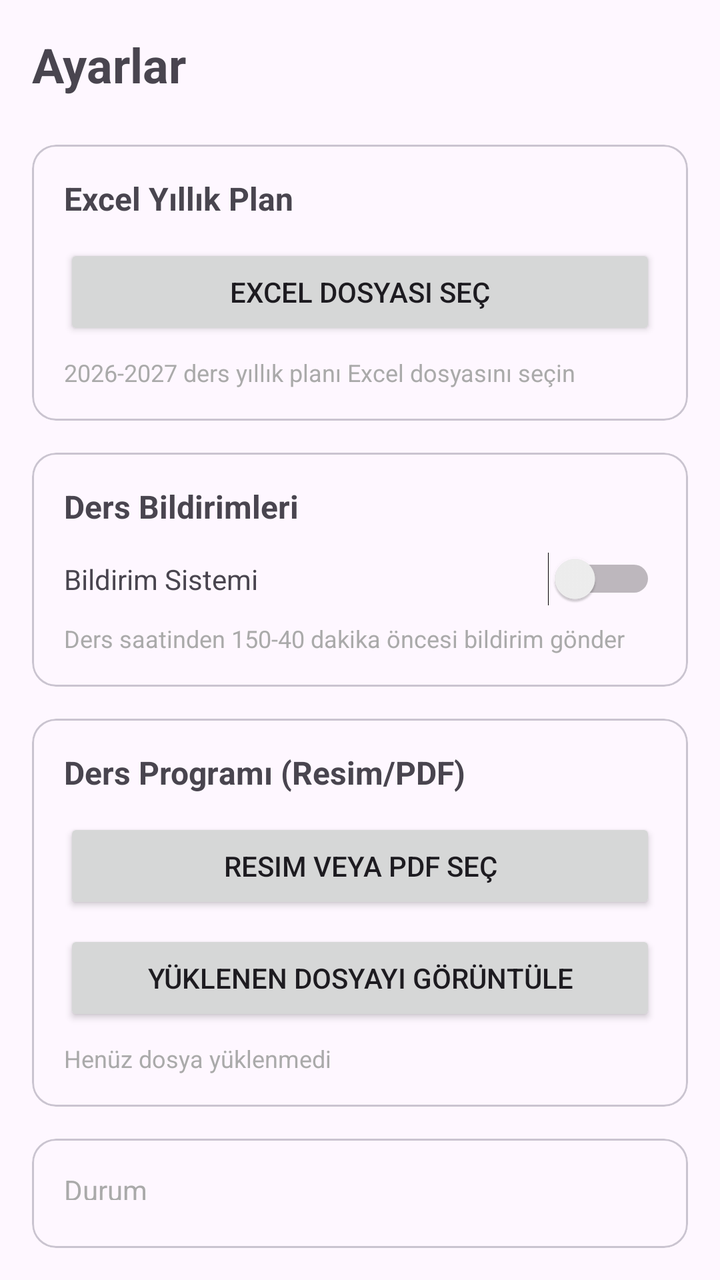
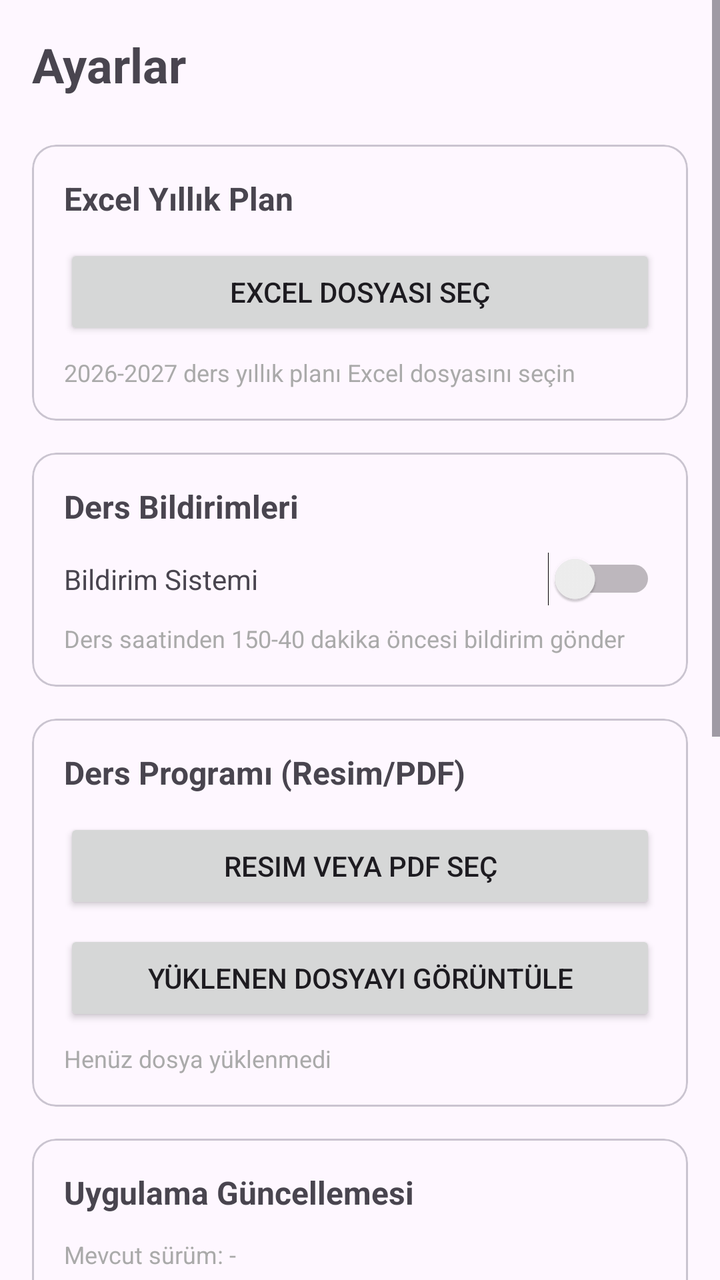

Compare the two renders of this Android layout. The source of the first and the diff that turns it into the second are given below.
<!-- AndroidManifest.xml: application theme Theme.DersKazanimi -->
<!-- res/layout/fragment_settings.xml -->
<?xml version="1.0" encoding="utf-8"?>
<LinearLayout xmlns:android="http://schemas.android.com/apk/res/android"
    xmlns:app="http://schemas.android.com/apk/res-auto"
    android:layout_width="match_parent"
    android:layout_height="match_parent"
    android:orientation="vertical"
    android:padding="16dp">

    <TextView
        android:layout_width="wrap_content"
        android:layout_height="wrap_content"
        android:text="Ayarlar"
        android:textSize="24sp"
        android:textStyle="bold"
        android:layout_marginBottom="24dp" />

    <com.google.android.material.card.MaterialCardView
        android:layout_width="match_parent"
        android:layout_height="wrap_content"
        android:layout_marginBottom="16dp">

        <LinearLayout
            android:layout_width="match_parent"
            android:layout_height="wrap_content"
            android:orientation="vertical"
            android:padding="16dp">

            <TextView
                android:layout_width="wrap_content"
                android:layout_height="wrap_content"
                android:text="Excel Yıllık Plan"
                android:textSize="16sp"
                android:textStyle="bold"
                android:layout_marginBottom="12dp" />

            <Button
                android:id="@+id/selectExcelButton"
                android:layout_width="match_parent"
                android:layout_height="wrap_content"
                android:text="Excel Dosyası Seç"
                android:layout_marginBottom="8dp" />

            <TextView
                android:layout_width="wrap_content"
                android:layout_height="wrap_content"
                android:text="2026-2027 ders yıllık planı Excel dosyasını seçin"
                android:textSize="12sp"
                android:textColor="@android:color/darker_gray" />

        </LinearLayout>

    </com.google.android.material.card.MaterialCardView>

    <com.google.android.material.card.MaterialCardView
        android:layout_width="match_parent"
        android:layout_height="wrap_content"
        android:layout_marginBottom="16dp">

        <LinearLayout
            android:layout_width="match_parent"
            android:layout_height="wrap_content"
            android:orientation="vertical"
            android:padding="16dp">

            <TextView
                android:layout_width="wrap_content"
                android:layout_height="wrap_content"
                android:text="Ders Bildirimleri"
                android:textSize="16sp"
                android:textStyle="bold"
                android:layout_marginBottom="12dp" />

            <LinearLayout
                android:layout_width="match_parent"
                android:layout_height="wrap_content"
                android:orientation="horizontal"
                android:gravity="center_vertical">

                <TextView
                    android:layout_width="0dp"
                    android:layout_height="wrap_content"
                    android:layout_weight="1"
                    android:text="Bildirim Sistemi"
                    android:textSize="14sp" />

                <Switch
                    android:id="@+id/alarmToggleSwitch"
                    android:layout_width="wrap_content"
                    android:layout_height="wrap_content" />

            </LinearLayout>

            <TextView
                android:layout_width="wrap_content"
                android:layout_height="wrap_content"
                android:text="Ders saatinden 150-40 dakika öncesi bildirim gönder"
                android:textSize="12sp"
                android:textColor="@android:color/darker_gray"
                android:layout_marginTop="8dp" />

        </LinearLayout>

    </com.google.android.material.card.MaterialCardView>

    <com.google.android.material.card.MaterialCardView
        android:layout_width="match_parent"
        android:layout_height="wrap_content"
        android:layout_marginBottom="16dp">

        <LinearLayout
            android:layout_width="match_parent"
            android:layout_height="wrap_content"
            android:orientation="vertical"
            android:padding="16dp">

            <TextView
                android:layout_width="wrap_content"
                android:layout_height="wrap_content"
                android:text="Ders Programı (Resim/PDF)"
                android:textSize="16sp"
                android:textStyle="bold"
                android:layout_marginBottom="12dp" />

            <Button
                android:id="@+id/selectScheduleFileButton"
                android:layout_width="match_parent"
                android:layout_height="wrap_content"
                android:text="Resim veya PDF Seç"
                android:layout_marginBottom="8dp" />

            <Button
                android:id="@+id/viewScheduleFileButton"
                android:layout_width="match_parent"
                android:layout_height="wrap_content"
                android:text="Yüklenen Dosyayı Görüntüle"
                android:layout_marginBottom="8dp" />

            <TextView
                android:id="@+id/scheduleFileStatusText"
                android:layout_width="wrap_content"
                android:layout_height="wrap_content"
                android:text="Henüz dosya yüklenmedi"
                android:textSize="12sp"
                android:textColor="@android:color/darker_gray" />

        </LinearLayout>

    </com.google.android.material.card.MaterialCardView>

    <com.google.android.material.card.MaterialCardView
        android:layout_width="match_parent"
        android:layout_height="wrap_content">

        <LinearLayout
            android:layout_width="match_parent"
            android:layout_height="wrap_content"
            android:orientation="vertical"
            android:padding="16dp">

            <TextView
                android:layout_width="wrap_content"
                android:layout_height="wrap_content"
                android:text="Durum"
                android:textSize="14sp"
                android:textColor="@android:color/darker_gray"
                android:layout_marginBottom="8dp" />

            <TextView
                android:id="@+id/statusTextView"
                android:layout_width="match_parent"
                android:layout_height="wrap_content"
                android:text="Yükleniyor..."
                android:textSize="14sp"
                android:textStyle="bold" />

        </LinearLayout>

    </com.google.android.material.card.MaterialCardView>

</LinearLayout>
<!-- resources referenced by this layout -->
<resources>
  <style name="Theme.DersKazanimi" parent="Theme.Material3.DayNight">
          
          <item name="colorPrimary">@color/purple_500</item>
          <item name="colorPrimaryContainer">@color/purple_700</item>
          <item name="colorSecondary">@color/teal_200</item>
          <item name="colorSecondaryContainer">@color/teal_700</item>
          <item name="colorError">@color/red_500</item>
          
      </style>
  <color name="purple_500">#FF6200EE</color>
  <color name="purple_700">#FF3700B3</color>
  <color name="teal_200">#FF03DAC5</color>
  <color name="teal_700">#FF018786</color>
  <color name="red_500">#FFDC3545</color>
</resources>

<!-- the commit's change to res/layout/fragment_settings.xml (unified diff, before → after) -->
@@ -1,8 +1,12 @@
 <?xml version="1.0" encoding="utf-8"?>
-<LinearLayout xmlns:android="http://schemas.android.com/apk/res/android"
+<ScrollView xmlns:android="http://schemas.android.com/apk/res/android"
     xmlns:app="http://schemas.android.com/apk/res-auto"
     android:layout_width="match_parent"
-    android:layout_height="match_parent"
+    android:layout_height="match_parent">
+
+<LinearLayout
+    android:layout_width="match_parent"
+    android:layout_height="wrap_content"
     android:orientation="vertical"
     android:padding="16dp">
 
@@ -149,6 +153,106 @@
 
     <com.google.android.material.card.MaterialCardView
         android:layout_width="match_parent"
+        android:layout_height="wrap_content"
+        android:layout_marginBottom="16dp">
+
+        <LinearLayout
+            android:layout_width="match_parent"
+            android:layout_height="wrap_content"
+            android:orientation="vertical"
+            android:padding="16dp">
+
+            <TextView
+                android:layout_width="wrap_content"
+                android:layout_height="wrap_content"
+                android:text="Uygulama Güncellemesi"
+                android:textSize="16sp"
+                android:textStyle="bold"
+                android:layout_marginBottom="12dp" />
+
+            <TextView
+                android:id="@+id/currentVersionText"
+                android:layout_width="wrap_content"
+                android:layout_height="wrap_content"
+                android:text="Mevcut sürüm: -"
+                android:textSize="12sp"
+                android:textColor="@android:color/darker_gray"
+                android:layout_marginBottom="12dp" />
+
+            <Button
+                android:id="@+id/checkUpdateButton"
+                android:layout_width="match_parent"
+                android:layout_height="wrap_content"
+                android:text="Güncellemeleri Kontrol Et"
+                android:layout_marginBottom="8dp" />
+
+            <Button
+                android:id="@+id/downloadUpdateButton"
+                android:layout_width="match_parent"
+                android:layout_height="wrap_content"
+                android:text="Güncellemeyi İndir ve Kur"
+                android:enabled="false"
+                android:layout_marginBottom="8dp" />
+
+            <TextView
+                android:id="@+id/updateStatusText"
+                android:layout_width="wrap_content"
+                android:layout_height="wrap_content"
+                android:text="Kontrol etmek için yukarıdaki düğmeye basın"
+                android:textSize="12sp"
+                android:textColor="@android:color/darker_gray" />
+
+        </LinearLayout>
+
+    </com.google.android.material.card.MaterialCardView>
+
+    <com.google.android.material.card.MaterialCardView
+        android:layout_width="match_parent"
+        android:layout_height="wrap_content"
+        android:layout_marginBottom="16dp">
+
+        <LinearLayout
+            android:layout_width="match_parent"
+            android:layout_height="wrap_content"
+            android:orientation="vertical"
+            android:padding="16dp">
+
+            <TextView
+                android:layout_width="wrap_content"
+                android:layout_height="wrap_content"
+                android:text="Pansiyon Nöbet Listesi (Resim)"
+                android:textSize="16sp"
+                android:textStyle="bold"
+                android:layout_marginBottom="12dp" />
+
+            <Button
+                android:id="@+id/selectDutyImageButton"
+                android:layout_width="match_parent"
+                android:layout_height="wrap_content"
+                android:text="Nöbet Listesi Resmi Seç"
+                android:layout_marginBottom="8dp" />
+
+            <Button
+                android:id="@+id/viewDutyImageButton"
+                android:layout_width="match_parent"
+                android:layout_height="wrap_content"
+                android:text="Yüklenen Nöbet Listesini Görüntüle"
+                android:layout_marginBottom="8dp" />
+
+            <TextView
+                android:id="@+id/dutyImageStatusText"
+                android:layout_width="wrap_content"
+                android:layout_height="wrap_content"
+                android:text="Henüz dosya yüklenmedi"
+                android:textSize="12sp"
+                android:textColor="@android:color/darker_gray" />
+
+        </LinearLayout>
+
+    </com.google.android.material.card.MaterialCardView>
+
+    <com.google.android.material.card.MaterialCardView
+        android:layout_width="match_parent"
         android:layout_height="wrap_content">
 
         <LinearLayout
@@ -178,3 +282,4 @@
     </com.google.android.material.card.MaterialCardView>
 
 </LinearLayout>
+</ScrollView>
